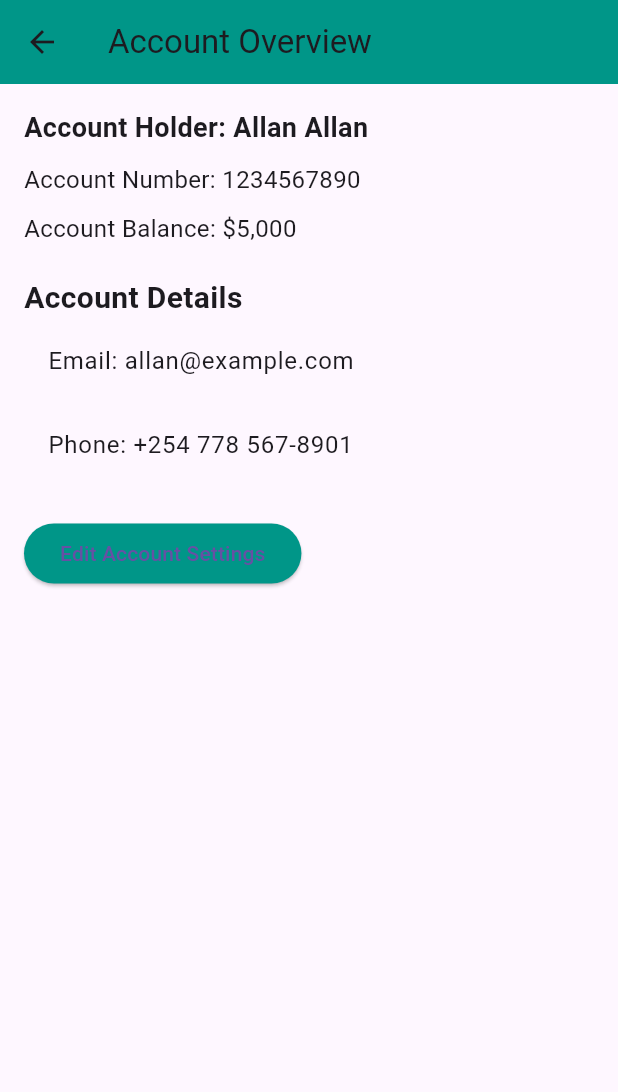
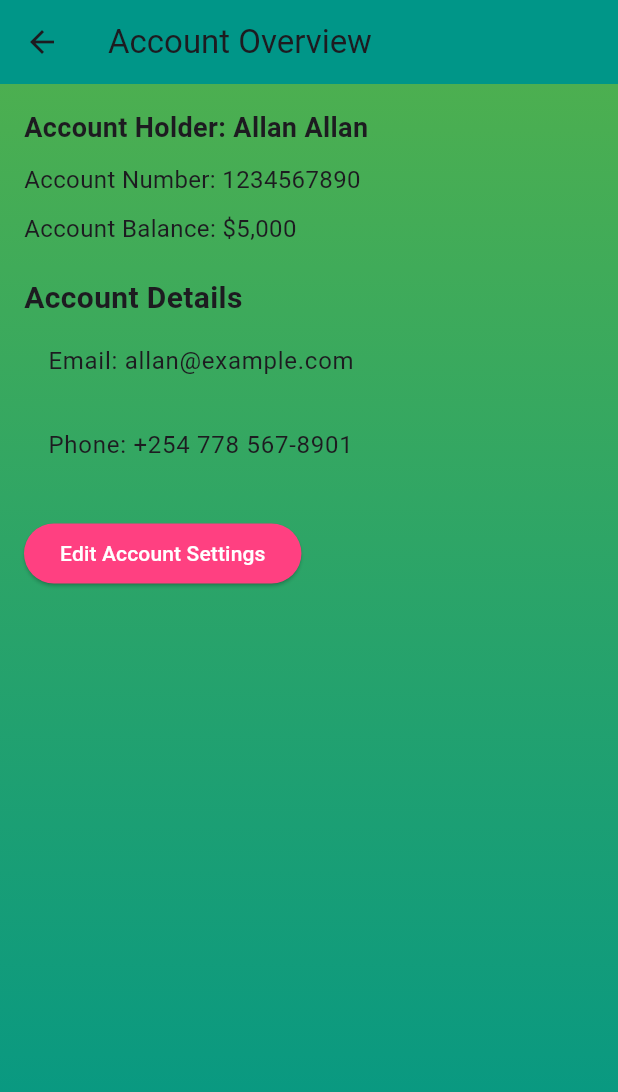
Before and after one commit to Lenkaa3792/PocketBank, a Flutter app: the AccountPage screen opened by its route, on a phone screen of 412 x 824 dp. Shown: the top 1092 px of the screen. Run offline on Flutter 3.47's test engine with Material 3 defaults, Android fonts, the phone set to English and light mode, and no system bars; our stand-ins replace cloud_firestore, firebase_auth, firebase_core, get_it; accounts and stored records are empty.

Commit message:
applying same theme to the entire  app

```diff
--- a/lib/pages/account_page.dart
+++ b/lib/pages/account_page.dart
@@ -6,20 +6,36 @@ class AccountPage extends StatelessWidget {
 
   @override
   Widget build(BuildContext context) {
-    return Scaffold( // Scaffold provides the basic visual structure for the page
-      appBar: AppBar( // AppBar widget for the top bar
+    return Scaffold(
+      // Scaffold provides the basic visual structure for the page
+      appBar: AppBar(
+        // AppBar widget for the top bar
         title: const Text('Account Overview'), // Title displayed in the AppBar
         backgroundColor: Colors.teal, // Background color of the AppBar
       ),
-      body: Padding( // Padding around the body content
-        padding: const EdgeInsets.all(16.0), // Padding value set to 16 pixels on all sides
-        child: Column( // Column widget to arrange child widgets vertically
-          crossAxisAlignment: CrossAxisAlignment.start, // Align children to the start of the column
+      body: Container(
+        decoration: const BoxDecoration(
+          gradient: LinearGradient(
+            colors: [Colors.green, Colors.teal],
+            begin: Alignment.topCenter,
+            end: Alignment.bottomCenter,
+          ),
+        ),
+        child: Padding(
+          // Padding around the body content
+          padding: const EdgeInsets.all(
+              16.0), // Padding value set to 16 pixels on all sides
+          child: Column(
+            // Column widget to arrange child widgets vertically
+            crossAxisAlignment: CrossAxisAlignment
+                .start, // Align children to the start of the column
             children: <Widget>[
               // Displaying account holder's name
               const Text(
                 'Account Holder: Allan Allan', // Text displaying account holder's name
-              style: TextStyle(fontSize: 18, fontWeight: FontWeight.bold), // Styling the text
+                style: TextStyle(
+                    fontSize: 18,
+                    fontWeight: FontWeight.bold), // Styling the text
               ),
               const SizedBox(height: 10), // Spacing between elements
               // Displaying account number
@@ -37,27 +53,36 @@ class AccountPage extends StatelessWidget {
               // Section title for account details
               const Text(
                 'Account Details', // Section title text
-              style: TextStyle(fontSize: 20, fontWeight: FontWeight.bold), // Styling the title
+                style: TextStyle(
+                    fontSize: 20,
+                    fontWeight: FontWeight.bold), // Styling the title
               ),
               // ListTile displaying email information
               const ListTile(
-              title: Text('Email: allan@example.com'), // Text displaying email
+                title:
+                    Text('Email: allan@example.com'), // Text displaying email
               ),
               // ListTile displaying phone information
               const ListTile(
-              title: Text('Phone: +254 778 567-8901'), // Text displaying phone number
+                title: Text(
+                    'Phone: +254 778 567-8901'), // Text displaying phone number
               ),
               const SizedBox(height: 20), // Spacing between elements
               // Button for editing account settings
               ElevatedButton(
                 onPressed: () {
                   // Handle account settings logic
-                _showAccountSettings(context); // Call to show account settings dialog
+                  _showAccountSettings(
+                      context); // Call to show account settings dialog
                 }, // Button text
-              style: ElevatedButton.styleFrom(backgroundColor: Colors.teal),
+                style: ElevatedButton.styleFrom(
+                  backgroundColor: Colors.pinkAccent,
+                  foregroundColor: Colors.white,
+                ),
                 child: Text('Edit Account Settings'), // Button color
               ),
             ],
+          ),
         ),
       ),
     );
@@ -68,9 +93,11 @@ class AccountPage extends StatelessWidget {
     showDialog(
       context: context, // Context for the dialog
       builder: (BuildContext context) {
-        return AlertDialog( // AlertDialog widget for showing messages
+        return AlertDialog(
+          // AlertDialog widget for showing messages
           title: const Text('Account Settings'), // Title of the dialog
-          content: const Text('You can edit your account settings here.'), // Content of the dialog
+          content: const Text(
+              'You can edit your account settings here.'), // Content of the dialog
           actions: <Widget>[
             // Button to close the dialog
             TextButton(
--- a/lib/pages/dashboard.dart
+++ b/lib/pages/dashboard.dart
@@ -107,7 +107,7 @@ class _DashboardPageState extends State<DashboardPage> {
                 BottomNavigationBarItem(
                     icon: Icon(Icons.account_circle), label: 'Account'),
               ],
-              backgroundColor: Colors.white,
+              backgroundColor: Colors.green,
             ),
           ),
         ),
```
Also changed, not shown: lib/pages/loan_page.dart (+16 -4 lines), lib/pages/savings_page.dart (+11 -1 lines). Lines whose indentation alone changed are shown as unchanged.
